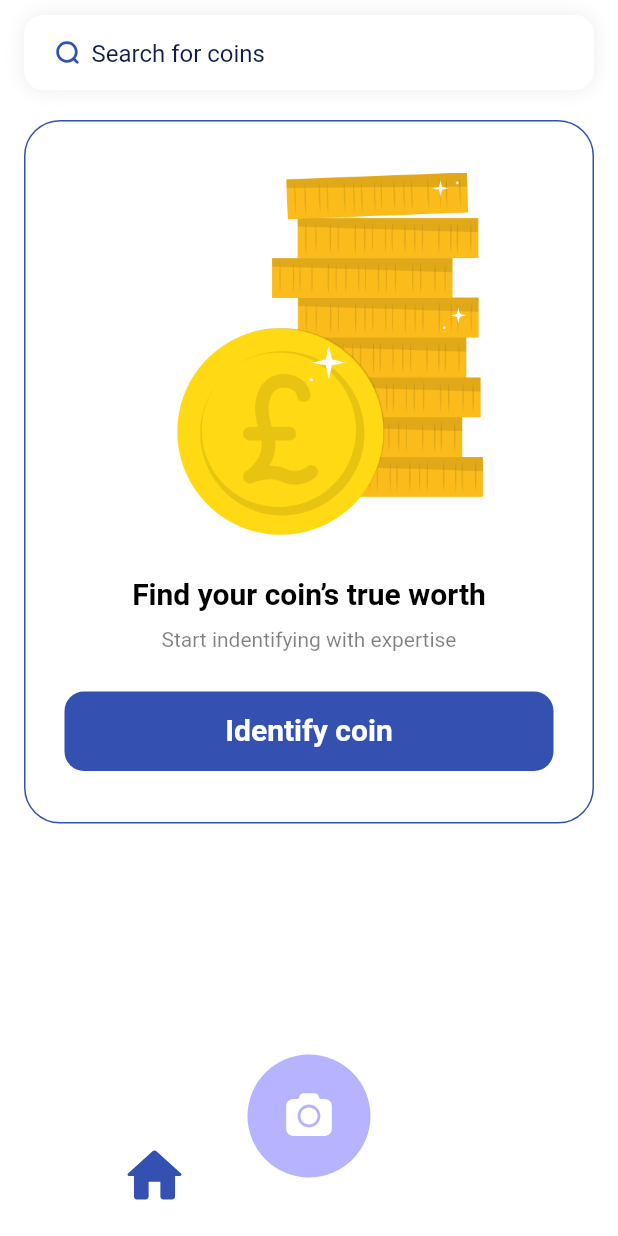
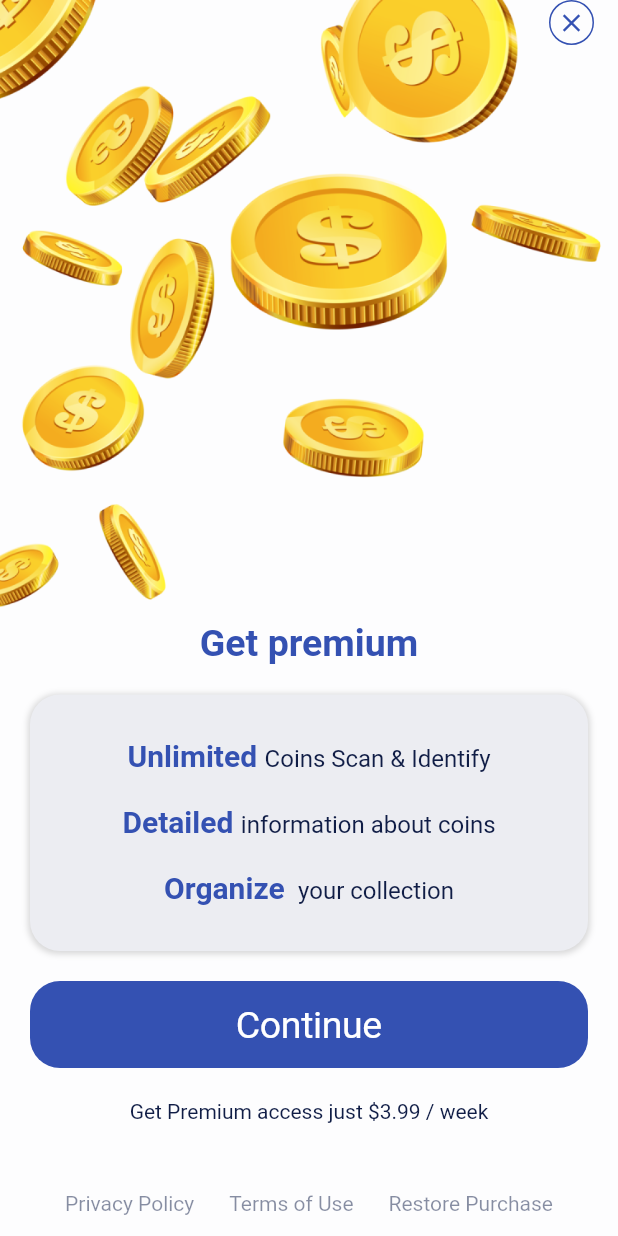
Before and after one commit to DenBurApps/pp_22, a Flutter app: the screen it shows after launch, after a tap on the "close" icon, on a phone screen of 412 x 824 dp. Run offline on Flutter 3.47's test engine with Material 3 defaults, Android fonts, the phone set to English and light mode, and no system bars; our stand-ins replace cached_network_image, camera, connectivity_plus, dotted_decoration, equatable, firebase_core and 14 more; missing offline and left inert: flutter_app_info, webview_flutter_android, webview_flutter_wkwebview; accounts and stored records are empty; network calls fail; Roboto replaces fonts that are missing (Arimo).

Commit message:
Add paywall

```diff
--- a/lib/models/arguments.dart
+++ b/lib/models/arguments.dart
@@ -36,3 +36,11 @@ class CoinDetailsViewArguments {
     required this.coin,
   });
 }
+
+class PaywallViewArguments {
+  final bool isFromOnboarding;
+
+  PaywallViewArguments({
+    this.isFromOnboarding = false,
+  });
+}
--- a/lib/presentation/components/app_button.dart
+++ b/lib/presentation/components/app_button.dart
@@ -24,7 +24,7 @@ class AppButton extends StatelessWidget {
         alignment: Alignment.center,
         padding: EdgeInsets.all(15),
         decoration: BoxDecoration(
-          borderRadius: BorderRadius.circular(13),
+          borderRadius: BorderRadius.circular(20),
           color: backgroundColor ??
               Theme.of(context)
                   .colorScheme
@@ -33,7 +33,7 @@ class AppButton extends StatelessWidget {
         ),
         child: Text(
           label,
-          style: Theme.of(context).textTheme.displayMedium!.copyWith(
+          style: Theme.of(context).textTheme.displayLarge!.copyWith(
                 color: Theme.of(context)
                     .colorScheme
                     .onPrimary
--- a/lib/presentation/modules/onboarding_view.dart
+++ b/lib/presentation/modules/onboarding_view.dart
@@ -2,6 +2,7 @@ import 'package:flutter/cupertino.dart';
 import 'package:flutter/material.dart';
 import 'package:get_it/get_it.dart';
 import 'package:pp_22_copy/generated/assets.gen.dart';
+import 'package:pp_22_copy/models/arguments.dart';
 import 'package:pp_22_copy/presentation/components/app_close_button.dart';
 import 'package:pp_22_copy/routes/routes.dart';
 import 'package:pp_22_copy/services/database/database_keys.dart';
@@ -47,7 +48,10 @@ class _OnboardingViewState extends State<OnboardingView> {
 
   void _progress() {
     if (_currentStep == 2) {
-      Navigator.of(context).pushReplacementNamed(RouteNames.pages);
+      Navigator.of(context).pushReplacementNamed(
+        RouteNames.paywall,
+        arguments: PaywallViewArguments(isFromOnboarding: true),
+      );
     } else {
       setState(() => _currentStep++);
     }
@@ -57,8 +61,10 @@ class _OnboardingViewState extends State<OnboardingView> {
   Widget build(BuildContext context) {
     return Scaffold(
       floatingActionButton: AppCloseButton(
-        onPressed: () =>
-            Navigator.of(context).pushReplacementNamed(RouteNames.pages),
+        onPressed: () => Navigator.of(context).pushReplacementNamed(
+          RouteNames.paywall,
+          arguments: PaywallViewArguments(isFromOnboarding: true),
+        ),
       ),
       floatingActionButtonLocation: FloatingActionButtonLocation.endTop,
       body: GestureDetector(
--- /dev/null
+++ b/lib/presentation/modules/paywall_view.dart
@@ -0,0 +1,234 @@
+import 'package:flutter/cupertino.dart';
+import 'package:flutter/material.dart';
+import 'package:pp_22_copy/generated/assets.gen.dart';
+import 'package:pp_22_copy/models/arguments.dart';
+import 'package:pp_22_copy/presentation/components/app_close_button.dart';
+import 'package:pp_22_copy/presentation/modules/agreement_view.dart';
+import 'package:pp_22_copy/routes/routes.dart';
+
+import '../components/app_button.dart';
+
+class PayWallView extends StatefulWidget {
+  final PaywallViewArguments arguments;
+  const PayWallView({
+    super.key,
+    required this.arguments,
+  });
+
+  @override
+  State<PayWallView> createState() => _PayWallViewState();
+
+  factory PayWallView.create(BuildContext context) {
+    final arguments =
+        ModalRoute.of(context)!.settings.arguments as PaywallViewArguments;
+    return PayWallView(arguments: arguments);
+  }
+}
+
+class _PayWallViewState extends State<PayWallView> {
+  bool get _isFromOnboarding => widget.arguments.isFromOnboarding;
+
+  void _showOnErrorDialog(String error) => showCupertinoDialog(
+        context: context,
+        builder: (context) => CupertinoAlertDialog(
+          content: Text(
+            error,
+            style: Theme.of(context).textTheme.bodyMedium,
+          ),
+          actions: [
+            CupertinoActionSheetAction(
+              onPressed: Navigator.of(context).pop,
+              child: const Text('OK'),
+            )
+          ],
+        ),
+      );
+
+  void _close() {
+    if (_isFromOnboarding) {
+      Navigator.of(context).pushReplacementNamed(RouteNames.pages);
+    } else {
+      Navigator.of(context).pop();
+    }
+  }
+
+  Future<void> _makePurchase() async {}
+
+  Future<void> _restorePurcahse() async {}
+
+  void _onDone() {
+    if (_isFromOnboarding) {
+      Navigator.of(context).pop();
+      Navigator.of(context).pushReplacementNamed(RouteNames.pages);
+    } else {
+      Navigator.of(context).pop();
+      Navigator.of(context).pop();
+    }
+  }
+
+  @override
+  Widget build(BuildContext context) {
+    return Scaffold(
+      floatingActionButton: AppCloseButton(
+        onPressed: _close,
+      ),
+      floatingActionButtonLocation: FloatingActionButtonLocation.endTop,
+      body: Container(
+        padding: EdgeInsets.symmetric(horizontal: 20),
+        width: double.infinity,
+        height: double.infinity,
+        decoration: BoxDecoration(
+          image: DecorationImage(
+            image: Assets.images.paywall.provider(),
+            fit: BoxFit.cover,
+          ),
+        ),
+        child: SafeArea(
+          child: Column(
+            mainAxisAlignment: MainAxisAlignment.end,
+            children: [
+              Text(
+                "Get premium",
+                style: Theme.of(context).textTheme.displayMedium!.copyWith(
+                      fontSize: 25,
+                      color: Theme.of(context).colorScheme.primary,
+                    ),
+              ),
+              SizedBox(height: 20),
+              Container(
+                padding: EdgeInsets.symmetric(horizontal: 10, vertical: 30),
+                width: double.infinity,
+                decoration: BoxDecoration(
+                  color: Color(0xFFECEDF2),
+                  boxShadow: [
+                    BoxShadow(
+                  blurRadius: 3,
+                  spreadRadius: 1,
+                  offset: Offset(0, 1),
+                  color: Colors.grey.withOpacity(0.4),
+                )
+                  ],
+                  borderRadius: BorderRadius.circular(20),
+                ),
+                child: Column(
+                  crossAxisAlignment: CrossAxisAlignment.center,
+                  children: [
+                    _InfoRow(
+                      richWord: 'Unlimited',
+                      otherWords: 'Coins Scan & Identify',
+                    ),
+                    const SizedBox(height: 21),
+                    _InfoRow(
+                      richWord: 'Detailed',
+                      otherWords: 'information about coins',
+                    ),
+                    const SizedBox(height: 21),
+                    _InfoRow(
+                      richWord: 'Organize',
+                      otherWords: ' your collection',
+                    ),
+                  ],
+                ),
+              ),
+              SizedBox(height: 20),
+              AppButton(
+                label: 'Continue',
+                onPressed: () {},
+              ),
+              const SizedBox(height: 20),
+              Text(
+                'Get Premium access just \$3.99 / week',
+                style: Theme.of(context).textTheme.headlineMedium!.copyWith(
+                      color: Theme.of(context).colorScheme.onBackground,
+                    ),
+              ),
+              const SizedBox(height: 30),
+              Row(
+                mainAxisAlignment: MainAxisAlignment.spaceEvenly,
+                children: [
+                  _PayWallBottomButton(
+                    buttonText: 'Privacy Policy',
+                    onPressed: () => Navigator.of(context).pushNamed(
+                      RouteNames.agreement,
+                      arguments: AgreementViewArguments(
+                        agreementType: AgreementType.privacy,
+                      ),
+                    ),
+                  ),
+                  _PayWallBottomButton(
+                    buttonText: 'Terms of Use',
+                    onPressed: () => Navigator.of(context).pushNamed(
+                      RouteNames.agreement,
+                      arguments: AgreementViewArguments(
+                        agreementType: AgreementType.terms,
+                      ),
+                    ),
+                  ),
+                  _PayWallBottomButton(
+                    buttonText: 'Restore Purchase',
+                    onPressed: _restorePurcahse,
+                  ),
+                ],
+              )
+            ],
+          ),
+        ),
+      ),
+    );
+  }
+}
+
+class _PayWallBottomButton extends StatelessWidget {
+  final String buttonText;
+  final VoidCallback? onPressed;
+  const _PayWallBottomButton({required this.buttonText, this.onPressed});
+
+  @override
+  Widget build(BuildContext context) {
+    return CupertinoButton(
+      padding: EdgeInsets.zero,
+      onPressed: onPressed,
+      child: Text(
+        buttonText,
+        style: Theme.of(context).textTheme.headlineMedium!.copyWith(
+              color:
+                  Theme.of(context).colorScheme.onBackground.withOpacity(0.5),
+            ),
+      ),
+    );
+  }
+}
+
+class _InfoRow extends StatelessWidget {
+  final String richWord;
+  final String otherWords;
+
+  const _InfoRow({
+    required this.richWord,
+    required this.otherWords,
+  });
+
+  @override
+  Widget build(BuildContext context) {
+    return Row(
+      mainAxisSize: MainAxisSize.min,
+      children: [
+        Text.rich(
+          TextSpan(
+            children: [
+              TextSpan(
+                text: '$richWord ',
+                style: Theme.of(context).textTheme.displayMedium!.copyWith(
+                      color: Theme.of(context).colorScheme.primary,
+                    ),
+              ),
+              TextSpan(
+                  text: otherWords,
+                  style: Theme.of(context).textTheme.displaySmall),
+            ],
+          ),
+        )
+      ],
+    );
+  }
+}
--- a/lib/routes/route_names.dart
+++ b/lib/routes/route_names.dart
@@ -13,4 +13,5 @@ class RouteNames {
   static const search = '/search';
   static const cameraSearch = '/cameraSearch';
   static const coinDetails = '/coinsDetails';
+  static const paywall = '/paywall';
 }
--- a/lib/routes/routes.dart
+++ b/lib/routes/routes.dart
@@ -6,6 +6,7 @@ import 'package:pp_22_copy/presentation/modules/onboarding_view.dart';
 import 'package:pp_22_copy/presentation/modules/pages/camera/view/camera_view.dart';
 import 'package:pp_22_copy/presentation/modules/pages/collections/views/collection_view.dart';
 import 'package:pp_22_copy/presentation/modules/pages/pages_view.dart';
+import 'package:pp_22_copy/presentation/modules/paywall_view.dart';
 import 'package:pp_22_copy/presentation/modules/privacy_view.dart';
 import 'package:pp_22_copy/presentation/modules/search/views/camera_search_view.dart';
 import 'package:pp_22_copy/presentation/modules/search/views/query_search_view.dart';
@@ -30,5 +31,6 @@ class AppRoutes {
         RouteNames.search: (context) => const QuerySearchView(),
         RouteNames.cameraSearch: (context) => CameraSearchView.create(context),
         RouteNames.coinDetails: (context) => CoinDetailsView.create(context),
+        RouteNames.paywall:(context) => PayWallView.create(context),
       };
 }
```
Also changed, not shown: assets/images/paywall.png (added), lib/generated/assets.gen.dart.
